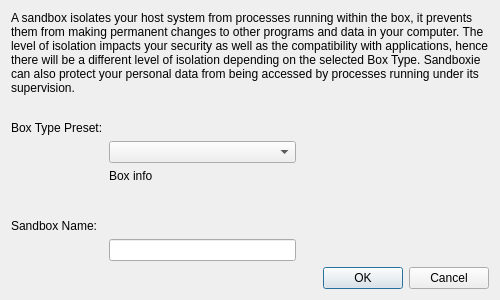
Old version of the form SandboxiePlus/SandMan/Forms/NewBoxWindow.ui in the repository sandboxie-plus/Sandboxie.
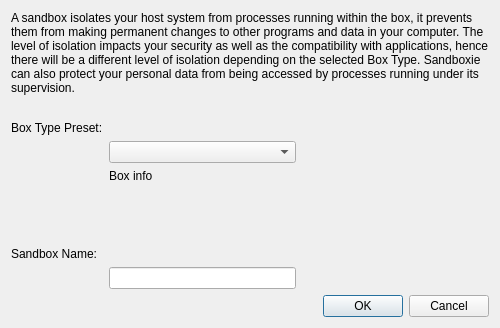
New version of the form.

The edit to the form file:
```diff
--- a/SandboxiePlus/SandMan/Forms/NewBoxWindow.ui
+++ b/SandboxiePlus/SandMan/Forms/NewBoxWindow.ui
@@ -7,7 +7,7 @@
     <x>0</x>
     <y>0</y>
     <width>500</width>
-    <height>300</height>
+    <height>328</height>
    </rect>
   </property>
   <property name="sizePolicy">
```
Left out of the diff: 70 changed lines with no effect on the pictures.
